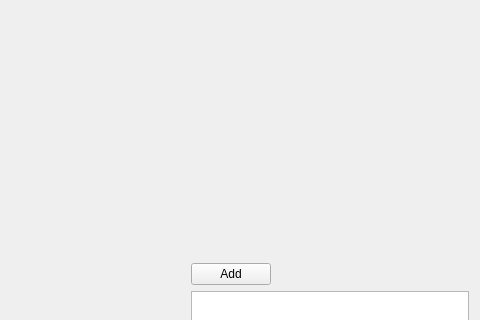
Old version of the form CatNMouse/mainwindow.ui in the repository gourdCravings/catnmouse; both pictures show x 401 to 881 and y 0 to 320 of the 881 by 574 pixel window.
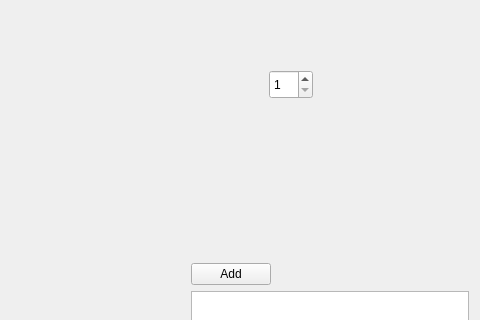
New version of the form.

Commit message:
customize width via spinbox, added texturePath
added texturePath to CatBrush class, changed default catbrush to round in CanvasLayer.cpp

```diff
--- a/CatNMouse/mainwindow.ui
+++ b/CatNMouse/mainwindow.ui
@@ -157,6 +157,22 @@
      </layout>
     </widget>
    </widget>
+   <widget class="QSpinBox" name="widthSpin">
+    <property name="geometry">
+     <rect>
+      <x>670</x>
+      <y>70</y>
+      <width>44</width>
+      <height>29</height>
+     </rect>
+    </property>
+    <property name="minimum">
+     <number>1</number>
+    </property>
+    <property name="maximum">
+     <number>10000</number>
+    </property>
+   </widget>
   </widget>
   <widget class="QMenuBar" name="menubar">
    <property name="geometry">
```
The commit also changes 22 other files.
